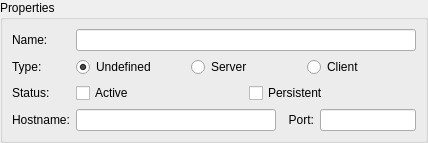
First picture: the form in Resources/UI/qSlicerIGTLConnectorPropertyWidget.ui, repository openigtlink/OpenIGTLinkIF, before the edit.
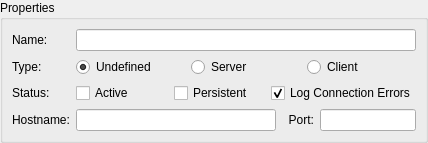
Second picture: the form after the edit.

Commit message: ENH: Adding UI and MRML property to enable toggling of error log spam when IGT server is unavailable

```diff
--- a/Resources/UI/qSlicerIGTLConnectorPropertyWidget.ui
+++ b/Resources/UI/qSlicerIGTLConnectorPropertyWidget.ui
@@ -91,6 +91,16 @@
           </property>
          </widget>
         </item>
+        <item>
+         <widget class="QCheckBox" name="LogConnectionErrorCheckBox">
+          <property name="text">
+           <string>Log Connection Errors</string>
+          </property>
+          <property name="checked">
+           <bool>true</bool>
+          </property>
+         </widget>
+        </item>
        </layout>
       </item>
       <item row="3" column="0">
```
The commit also changes 3 other files.
